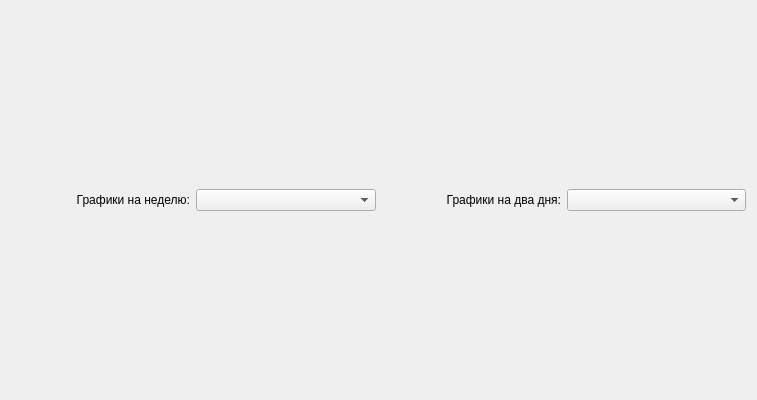
This is weather_app/dialog_charts.ui in simak-p/week_weather_10 as Qt 5 draws it before an edit. The edited form follows.
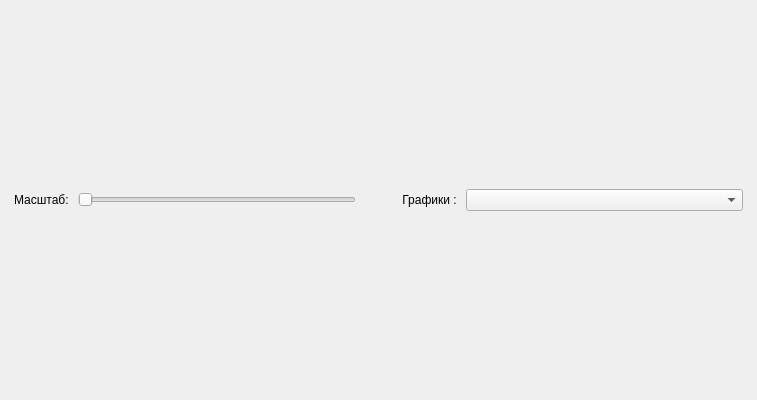
This is the edited form.

Commit message: доделываю диалоговое окно с графиками

```diff
--- a/weather_app/dialog_charts.ui
+++ b/weather_app/dialog_charts.ui
@@ -20,11 +20,50 @@
    <item>
     <layout class="QVBoxLayout" name="verticalLayout">
      <item>
-      <layout class="QHBoxLayout" name="horizontalLayout">
+      <layout class="QHBoxLayout" name="horizontalLayout" stretch="0,1,0,0,1">
+       <property name="leftMargin">
+        <number>3</number>
+       </property>
+       <property name="topMargin">
+        <number>3</number>
+       </property>
+       <property name="rightMargin">
+        <number>3</number>
+       </property>
+       <property name="bottomMargin">
+        <number>3</number>
+       </property>
+       <item>
+        <widget class="QLabel" name="label_2">
+         <property name="text">
+          <string>Масштаб: </string>
+         </property>
+        </widget>
+       </item>
+       <item>
+        <widget class="QSlider" name="horizontalSlider">
+         <property name="orientation">
+          <enum>Qt::Horizontal</enum>
+         </property>
+        </widget>
+       </item>
+       <item>
+        <spacer name="horizontalSpacer">
+         <property name="orientation">
+          <enum>Qt::Horizontal</enum>
+         </property>
+         <property name="sizeHint" stdset="0">
+          <size>
+           <width>40</width>
+           <height>20</height>
+          </size>
+         </property>
+        </spacer>
+       </item>
        <item>
         <widget class="QLabel" name="label">
          <property name="text">
-          <string>Графики на неделю:</string>
+          <string>Графики : </string>
          </property>
          <property name="alignment">
           <set>Qt::AlignRight|Qt::AlignTrailing|Qt::AlignVCenter</set>
@@ -34,19 +73,6 @@
        <item>
         <widget class="QComboBox" name="comboBox_week"/>
        </item>
-       <item>
-        <widget class="QLabel" name="label_2">
-         <property name="text">
-          <string>Графики на два дня:</string>
-         </property>
-         <property name="alignment">
-          <set>Qt::AlignRight|Qt::AlignTrailing|Qt::AlignVCenter</set>
-         </property>
-        </widget>
-       </item>
-       <item>
-        <widget class="QComboBox" name="comboBox_2daly"/>
-       </item>
       </layout>
      </item>
     </layout>
```
The commit also changes 7 other files.
